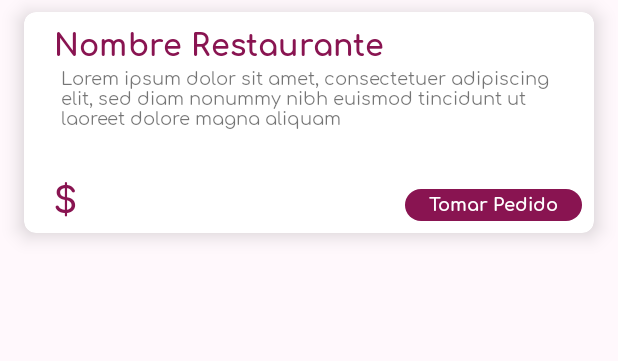
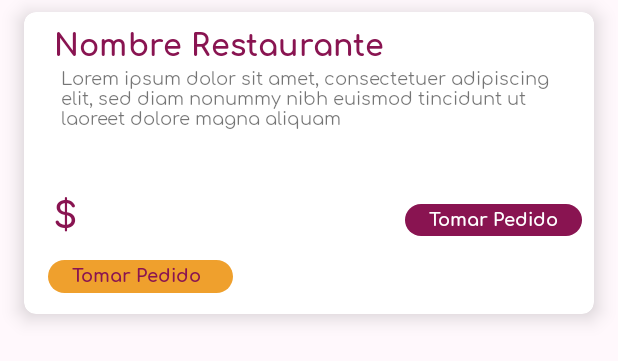
Before and after one commit to ramirezdchris/appDelivery, an Android app: the layout holder_pedidos.xml on its own in the app's theme, with its tools: preview values and no code run, on a phone screen of 412 x 824 dp. Shown: the top 361 px of the screen. Run offline under Robolectric (Android 15) with nearby library versions, the phone set to English and light mode, and no system bars.

```diff
--- a/AppDeliveryFuimonos/app/src/main/AndroidManifest.xml
+++ b/AppDeliveryFuimonos/app/src/main/AndroidManifest.xml
@@ -15,7 +15,7 @@
         android:label="@string/app_name"
         android:networkSecurityConfig="@xml/network_security_config"
         android:requestLegacyExternalStorage="true"
-        android:roundIcon="@mipmap/ic_launcher_round"
+        android:roundIcon="@drawable/logo_fuimonos"
         android:supportsRtl="true"
         android:theme="@style/AppTheme">
 
--- a/AppDeliveryFuimonos/app/src/main/java/com/fm/modules/app/pedidos/Principal.java
+++ b/AppDeliveryFuimonos/app/src/main/java/com/fm/modules/app/pedidos/Principal.java
@@ -72,10 +72,6 @@ public class Principal extends AppCompatActivity {
     @Override
     public boolean onOptionsItemSelected(@NonNull MenuItem item) {
         switch (item.getItemId()){
-            case R.id.menuHome:
-                Toast.makeText(Principal.this, "menuHome", Toast.LENGTH_SHORT).show();
-                break;
-
             case R.id.menuPerfil:
                 Toast.makeText(Principal.this, "menuShoppingCart", Toast.LENGTH_SHORT).show();
                 Intent i = new Intent(Principal.this, PerfilDriver.class);
--- /dev/null
+++ b/AppDeliveryFuimonos/app/src/main/res/drawable-xhdpi/add_food_action_bacground_orange.xml
@@ -0,0 +1,5 @@
+<shape xmlns:android="http://schemas.android.com/apk/res/android"
+    android:shape="rectangle">
+    <corners android:radius="15dp" />
+    <solid android:color="@color/colorAccent"/>
+</shape>
--- a/AppDeliveryFuimonos/app/src/main/res/layout/holder_pedidos.xml
+++ b/AppDeliveryFuimonos/app/src/main/res/layout/holder_pedidos.xml
@@ -20,7 +20,7 @@
 
         <androidx.constraintlayout.widget.ConstraintLayout
             android:layout_width="match_parent"
-            android:layout_height="147dp">
+            android:layout_height="201dp">
 
             <androidx.appcompat.widget.AppCompatTextView
                 android:id="@+id/tvNombreRestaurante"
@@ -62,7 +62,7 @@
                 android:layout_width="wrap_content"
                 android:layout_height="wrap_content"
                 android:layout_marginTop="32dp"
-                android:layout_marginBottom="@dimen/space_default"
+                android:layout_marginBottom="52dp"
                 android:text="@{@string/price_x(food.price)}"
                 android:textAppearance="@style/TextAppearance.MaterialComponents.Headline5"
                 app:layout_constraintBottom_toBottomOf="parent"
@@ -89,7 +89,28 @@
                 app:layout_constraintEnd_toEndOf="parent"
                 app:layout_constraintTop_toTopOf="@+id/tvFoodPrice" />
 
+            <androidx.appcompat.widget.AppCompatTextView
+                android:id="@+id/btnNumeroOrden"
+                android:layout_width="123dp"
+                android:layout_height="22dp"
+                android:layout_marginStart="16dp"
+                android:layout_marginTop="16dp"
+                android:background="@drawable/add_food_action_bacground_orange"
+                android:includeFontPadding="false"
+                android:paddingStart="@dimen/space_2x"
+                android:paddingTop="@dimen/space_4n"
+                android:paddingEnd="@dimen/space_2x"
+                android:paddingBottom="@dimen/space_4n"
+                android:text="@string/tomar_pedido"
+                android:textColor="@color/purple"
+                android:textSize="12sp"
+                android:textStyle="bold"
+                app:layout_constraintStart_toStartOf="parent"
+                app:layout_constraintTop_toBottomOf="@+id/tvPrecioPedido" />
+
         </androidx.constraintlayout.widget.ConstraintLayout>
 
     </com.google.android.material.card.MaterialCardView>
+
+
 </LinearLayout>
--- a/AppDeliveryFuimonos/app/src/main/res/menu/app_navigator_menu.xml
+++ b/AppDeliveryFuimonos/app/src/main/res/menu/app_navigator_menu.xml
@@ -1,11 +1,6 @@
 <?xml version="1.0" encoding="utf-8"?>
 <menu xmlns:android="http://schemas.android.com/apk/res/android">
 
-    <item
-        android:id="@+id/menuHome"
-        android:enabled="true"
-        android:icon="@drawable/ic_home"
-        android:title="@string/home" />
 
     <item
         android:id="@+id/menuPerfil"
--- a/AppDeliveryFuimonos/app/src/main/res/values/styles.xml
+++ b/AppDeliveryFuimonos/app/src/main/res/values/styles.xml
@@ -33,7 +33,7 @@
         <item name="android:textAppearance">@style/TextAppearance.MaterialComponents.Headline4</item>
         <item name="android:textStyle">bold</item>
         <item name="android:textColor">@color/purple</item>
-        <item name="android:textSize">20sp</item>
+        <item name="android:textSize">16sp</item>
         <item name="android:includeFontPadding">false</item>
     </style>
 
```
Also changed, not shown: AppDeliveryFuimonos/app/src/main/java/com/fm/modules/adapters/RecyclerPedidosActualesAdapter.java (+7 -1 lines), AppDeliveryFuimonos/app/src/main/java/com/fm/modules/adapters/RecyclerPedidosAdapter.java (+7 -2 lines), AppDeliveryFuimonos/app/src/main/java/com/fm/modules/app/login/Logon.java (+26 -0 lines), AppDeliveryFuimonos/app/src/main/java/com/fm/modules/app/perfil/PerfilDriver.java (+32 -1 lines), AppDeliveryFuimonos/app/src/main/res/layout/holder_pedidos2.xml (+20 -0 lines).
